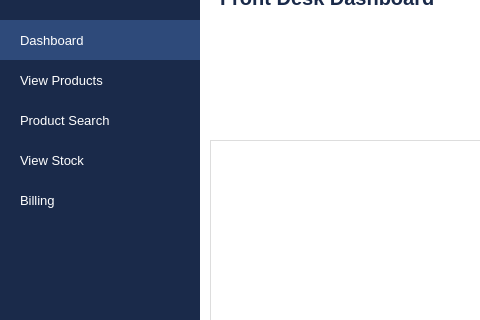
First picture: the form in ui/frontdesk.ui, repository kriitikat/Sajilo-Bazarr, before the edit; both pictures show x 0 to 480 and y 90 to 410 of the 1000 by 600 pixel window.
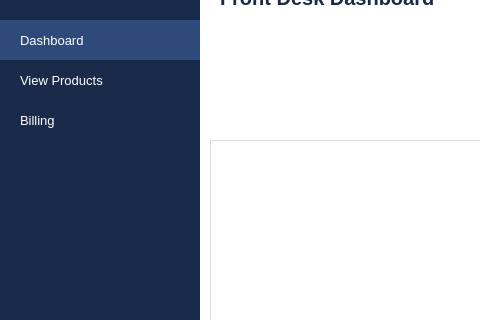
Second picture: the form after the edit.

Commit message: Updated sidebar navigation of frontdesk

Diff of the .ui file:
```diff
--- a/ui/frontdesk.ui
+++ b/ui/frontdesk.ui
@@ -122,43 +122,11 @@
       <string>View Products</string>
      </property>
     </widget>
-    <widget class="QPushButton" name="btnProductSearch">
-     <property name="geometry">
-      <rect>
-       <x>0</x>
-       <y>140</y>
-       <width>200</width>
-       <height>40</height>
-      </rect>
-     </property>
-     <property name="styleSheet">
-      <string notr="true">QPushButton { background-color: transparent; color: white; border: none; text-align: left; padding-left: 20px; font-size: 13px; } QPushButton:hover { background-color: #2e4a7a; }</string>
-     </property>
-     <property name="text">
-      <string>Product Search</string>
-     </property>
-    </widget>
-    <widget class="QPushButton" name="btnViewStock">
-     <property name="geometry">
-      <rect>
-       <x>0</x>
-       <y>180</y>
-       <width>200</width>
-       <height>40</height>
-      </rect>
-     </property>
-     <property name="styleSheet">
-      <string notr="true">QPushButton { background-color: transparent; color: white; border: none; text-align: left; padding-left: 20px; font-size: 13px; } QPushButton:hover { background-color: #2e4a7a; }</string>
-     </property>
-     <property name="text">
-      <string>View Stock</string>
-     </property>
-    </widget>
     <widget class="QPushButton" name="btnBilling">
      <property name="geometry">
       <rect>
        <x>0</x>
-       <y>220</y>
+       <y>140</y>
        <width>200</width>
        <height>40</height>
       </rect>
```
